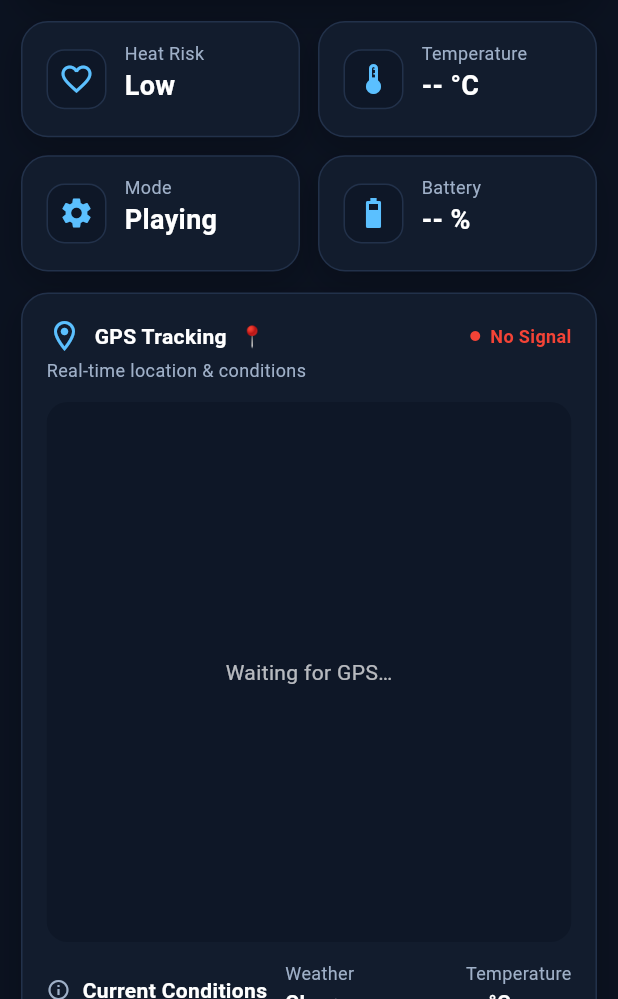
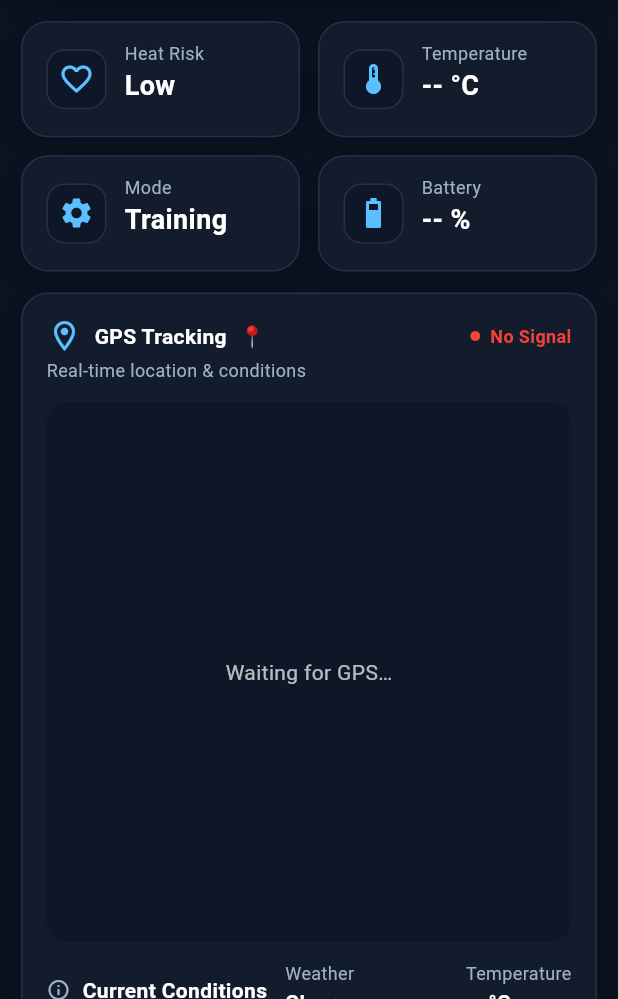
Before and after one commit to kenkanekiken/K9-Ops, a Flutter app: the screen it shows after launch, on a phone screen of 412 x 824 dp, the part 237-1236 px from its top. Run offline on Flutter 3.47's test engine with Material 3 defaults, Android fonts, the phone set to English and light mode, and no system bars; our stand-ins replace firebase_core, firebase_database, google_maps_flutter; missing offline and left inert: mjpeg_stream, mqtt_client; accounts and stored records are empty.

Commit message:
Added dog mode mqtt

```diff
--- a/dashboard/board/lib/responsive/mobile_scaffold.dart
+++ b/dashboard/board/lib/responsive/mobile_scaffold.dart
@@ -9,6 +9,8 @@ class MobileScaffold extends StatefulWidget {
 }
 
 class _MobileScaffoldState extends State<MobileScaffold> {
+  String currentMode = "Training"; // ✅ store mode here (parent)
+
   @override
   Widget build(BuildContext context) {
     return Scaffold(
@@ -17,33 +19,39 @@ class _MobileScaffoldState extends State<MobileScaffold> {
         child: SingleChildScrollView(
           padding: const EdgeInsets.all(14),
           child: Column(
-            children: const [
+            children: [
               DashboardHeader(
                 title: "Dog's Dashboard",
                 subtitle: "Live monitoring & control",
               ),
-              SizedBox(height: 14),
-              TopStatsRow(),
-              SizedBox(height: 14),
+              const SizedBox(height: 14),
+              TopStatsRow(currentMode: currentMode),
+              const SizedBox(height: 14),
 
               // GPS
-              SizedBox(height: 500, child: GpsCard()),
-              SizedBox(height: 14),
+              const SizedBox(height: 500, child: GpsCard()),
+              const SizedBox(height: 14),
 
               // LED
-              LedControlCard(),
-              SizedBox(height: 14),
+              const LedControlCard(),
+              const SizedBox(height: 14),
 
               // Movement (stacked)
-              SizedBox(height: 500, child: MovementMonitorCard()),
-              SizedBox(height: 14),
+              const SizedBox(height: 500, child: MovementMonitorCard()),
+              const SizedBox(height: 14),
 
               // Footage (slightly longer)
-              SizedBox(height: 500, child: FootageViewerCard()),
-              SizedBox(height: 14),
+              const SizedBox(height: 500, child: FootageViewerCard()),
+              const SizedBox(height: 14),
 
               // Comms + Vibration + Recent
-              CommsPanel(),
+              // CommsPanel(),
+              ModePanel(
+                initialMode: currentMode,
+                onModeChanged: (mode) {
+                  setState(() => currentMode = mode); // ✅ update parent
+                },
+              ),
               SizedBox(height: 14),
               VibrationPanel(),
               SizedBox(height: 14),
```
Also changed, not shown: dashboard/board/lib/constants.dart (+167 -179 lines), dashboard/board/lib/responsive/desktop_scaffold.dart (+22 -12 lines), dashboard/board/lib/responsive/tablet_scaffold.dart (+10 -2 lines).
